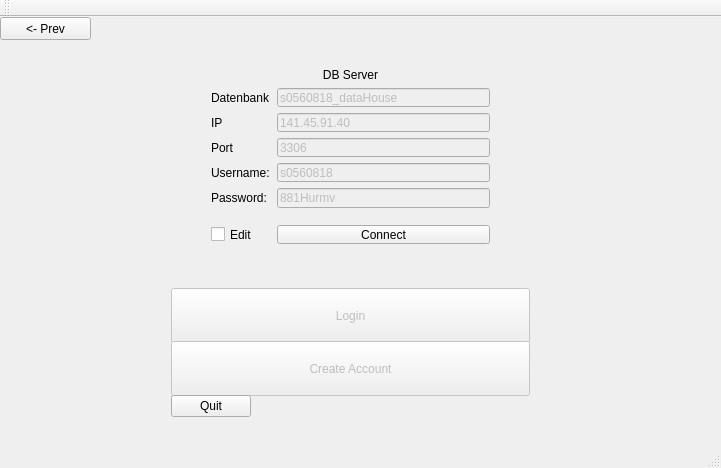
The window that project/src/mainwindow.ui (leoEAB/McDiabetes) describes before a commit, drawn with Qt 5.
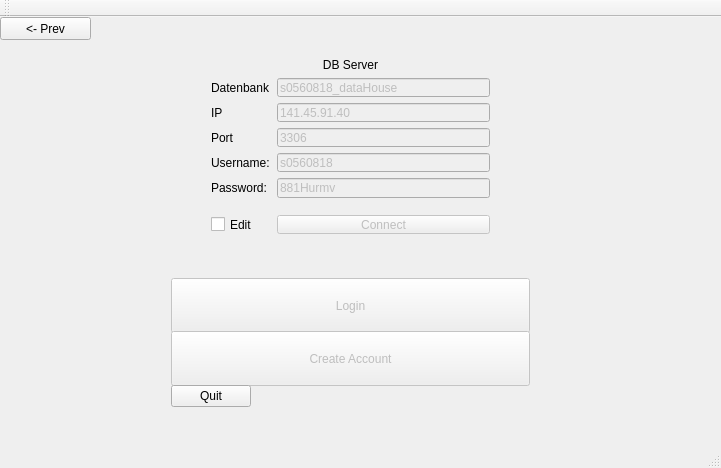
The same window after the commit. The open tabs and pages were chosen to show the change.

Commit message: worked on ui, added functions in admin menu

```diff
--- a/project/src/mainwindow.ui
+++ b/project/src/mainwindow.ui
@@ -24,9 +24,9 @@
     <property name="geometry">
      <rect>
       <x>10</x>
-      <y>30</y>
+      <y>20</y>
       <width>701</width>
-      <height>391</height>
+      <height>401</height>
      </rect>
     </property>
     <property name="styleSheet">
@@ -201,6 +201,9 @@
        </item>
        <item row="7" column="1">
         <widget class="QPushButton" name="buttonConnectDB">
+         <property name="enabled">
+          <bool>false</bool>
+         </property>
          <property name="text">
           <string>Connect</string>
          </property>
```
Left out of the diff: 6 changed lines with no effect on the pictures. The commit also changes 5 other files.
